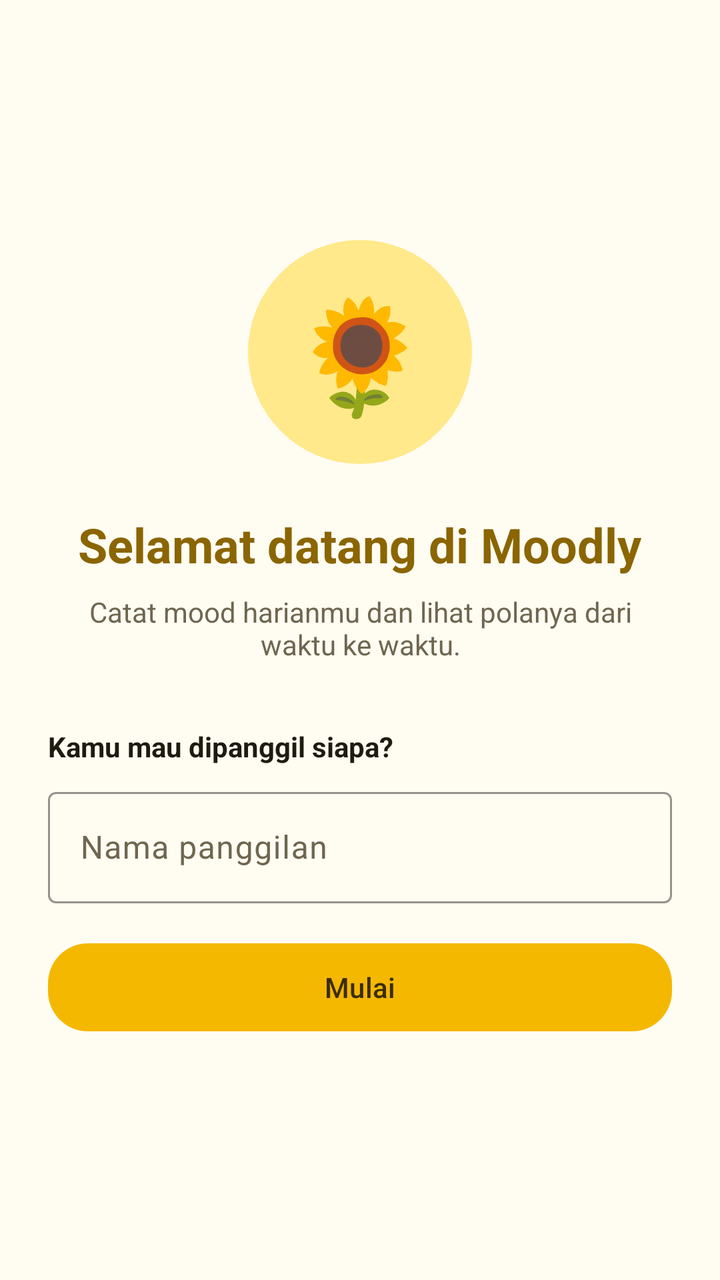
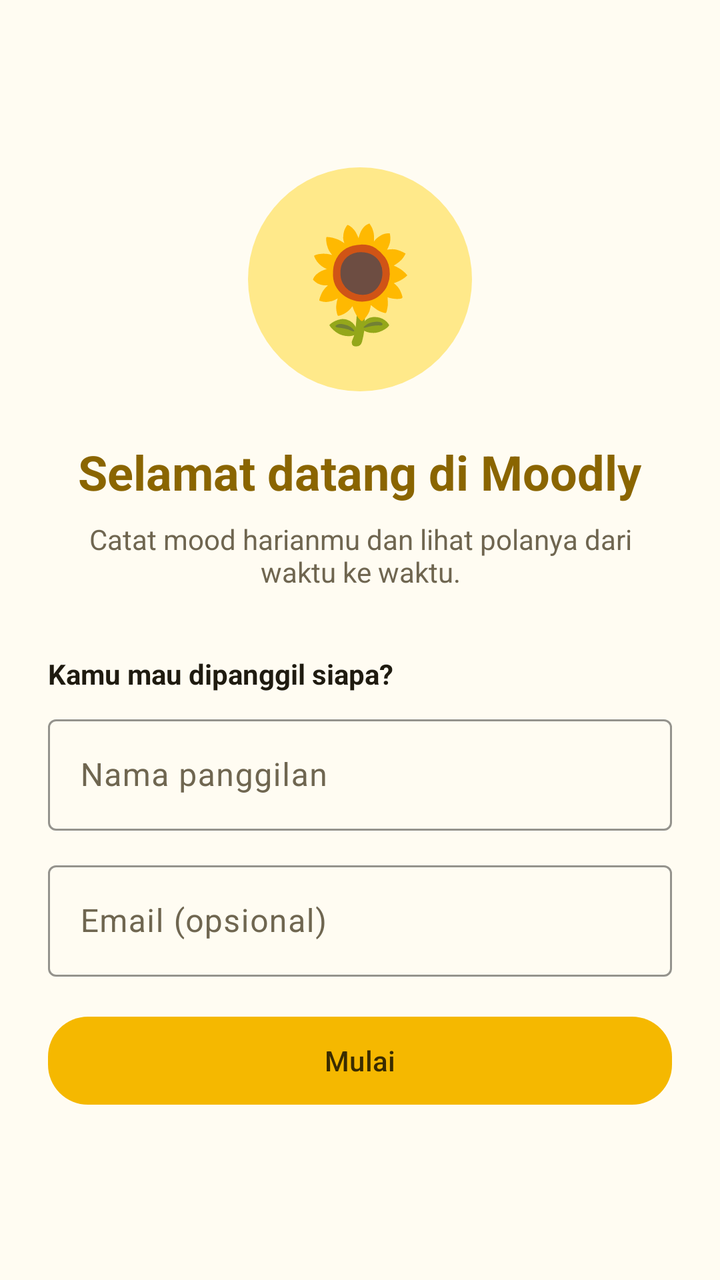

The first picture is an Android layout as it rendered before a commit; the second is the same layout after the commit. The layout source and the unified diff follow.
<!-- AndroidManifest.xml: application theme Theme.Moodly -->
<!-- res/layout/activity_welcome.xml -->
<?xml version="1.0" encoding="utf-8"?>
<ScrollView xmlns:android="http://schemas.android.com/apk/res/android"
    xmlns:app="http://schemas.android.com/apk/res-auto"
    android:layout_width="match_parent"
    android:layout_height="match_parent"
    android:background="@color/surface"
    android:fillViewport="true">

    <LinearLayout
        android:layout_width="match_parent"
        android:layout_height="wrap_content"
        android:gravity="center"
        android:orientation="vertical"
        android:padding="24dp">

        <TextView
            android:layout_width="112dp"
            android:layout_height="112dp"
            android:background="@drawable/bg_selected_day"
            android:gravity="center"
            android:text="🌻"
            android:textSize="56sp" />

        <TextView
            android:layout_width="wrap_content"
            android:layout_height="wrap_content"
            android:layout_marginTop="24dp"
            android:text="Selamat datang di Moodly"
            android:textColor="@color/primary_text"
            android:textSize="24sp"
            android:textStyle="bold" />

        <TextView
            android:layout_width="wrap_content"
            android:layout_height="wrap_content"
            android:layout_marginTop="8dp"
            android:gravity="center"
            android:text="Catat mood harianmu dan lihat polanya dari waktu ke waktu."
            android:textColor="@color/muted"
            android:textSize="14sp" />

        <TextView
            android:layout_width="match_parent"
            android:layout_height="wrap_content"
            android:layout_marginTop="32dp"
            android:layout_marginBottom="8dp"
            android:text="Kamu mau dipanggil siapa?"
            android:textColor="@color/on_surface"
            android:textSize="14sp"
            android:textStyle="bold" />

        <com.google.android.material.textfield.TextInputLayout
            android:id="@+id/tilName"
            style="@style/Widget.Material3.TextInputLayout.OutlinedBox"
            android:layout_width="match_parent"
            android:layout_height="wrap_content"
            android:hint="Nama panggilan"
            app:boxStrokeColor="@color/primary_text"
            app:hintTextColor="@color/primary_text">

            <com.google.android.material.textfield.TextInputEditText
                android:id="@+id/etName"
                android:layout_width="match_parent"
                android:layout_height="wrap_content"
                android:imeOptions="actionDone"
                android:inputType="textPersonName|textCapWords"
                android:maxLength="30" />
        </com.google.android.material.textfield.TextInputLayout>

        <com.google.android.material.button.MaterialButton
            android:id="@+id/btnStart"
            android:layout_width="match_parent"
            android:layout_height="52dp"
            android:layout_marginTop="16dp"
            android:text="Mulai"
            android:textColor="@color/on_primary"
            app:backgroundTint="@color/primary"
            app:cornerRadius="20dp" />
    </LinearLayout>
</ScrollView>
<!-- resources referenced by this layout -->
<resources>
  <color name="muted">#6F6650</color>
  <color name="on_primary">#3A2C00</color>
  <color name="on_surface">#1F1B10</color>
  <color name="primary">#F5B800</color>
  <color name="primary_text">#8A6500</color>
  <color name="surface">#FFFCF2</color>
  <!-- drawable bg_selected_day (drawable) -->
  <?xml version="1.0" encoding="utf-8"?>
  <shape xmlns:android="http://schemas.android.com/apk/res/android" android:shape="oval">
      <solid android:color="@color/primary_container" />
  </shape>
  <style name="Theme.Moodly" parent="Theme.Material3.Light.NoActionBar">
          <item name="colorPrimary">@color/primary</item>
          <item name="colorOnPrimary">@color/on_primary</item>
          <item name="colorPrimaryContainer">@color/primary_container</item>
          <item name="colorOnPrimaryContainer">@color/on_primary_container</item>
          <item name="colorSecondary">@color/primary_text</item>
          <item name="colorSecondaryContainer">@color/primary_container</item>
          <item name="colorOnSecondaryContainer">@color/on_primary_container</item>
          <item name="colorSurface">@color/surface</item>
          <item name="colorOnSurface">@color/on_surface</item>
          <item name="colorOnSurfaceVariant">@color/muted</item>
          <item name="colorOutline">@color/muted</item>
          <item name="android:colorBackground">@color/surface</item>
          <item name="android:windowBackground">@color/surface</item>
          <item name="android:statusBarColor">@color/surface</item>
          <item name="android:windowLightStatusBar">true</item>
          <item name="android:navigationBarColor">@color/surface_2</item>
      </style>
  <color name="primary_container">#FFE98A</color>
  <color name="on_primary_container">#3A2C00</color>
  <color name="surface_2">#FDF5D9</color>
</resources>

<!-- the commit's change to res/layout/activity_welcome.xml (unified diff, before → after) -->
@@ -62,9 +62,28 @@
                 android:id="@+id/etName"
                 android:layout_width="match_parent"
                 android:layout_height="wrap_content"
-                android:imeOptions="actionDone"
+                android:imeOptions="actionNext"
                 android:inputType="textPersonName|textCapWords"
                 android:maxLength="30" />
+        </com.google.android.material.textfield.TextInputLayout>
+
+        <com.google.android.material.textfield.TextInputLayout
+            android:id="@+id/tilEmail"
+            style="@style/Widget.Material3.TextInputLayout.OutlinedBox"
+            android:layout_width="match_parent"
+            android:layout_height="wrap_content"
+            android:layout_marginTop="12dp"
+            android:hint="Email (opsional)"
+            app:boxStrokeColor="@color/primary_text"
+            app:hintTextColor="@color/primary_text">
+
+            <com.google.android.material.textfield.TextInputEditText
+                android:id="@+id/etEmail"
+                android:layout_width="match_parent"
+                android:layout_height="wrap_content"
+                android:imeOptions="actionDone"
+                android:inputType="textEmailAddress"
+                android:maxLines="1" />
         </com.google.android.material.textfield.TextInputLayout>
 
         <com.google.android.material.button.MaterialButton
